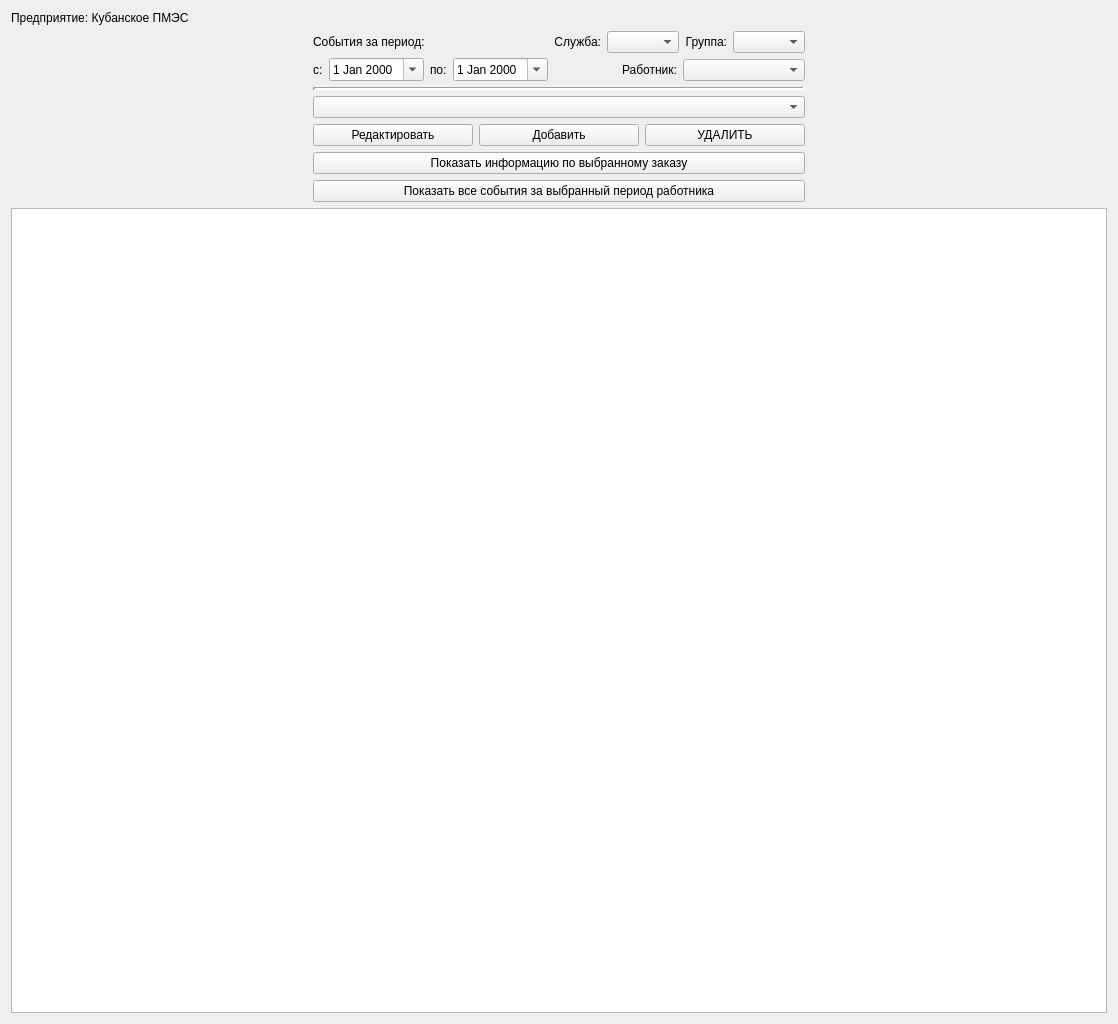
Old version of the form qt_assets/qt_forms/ui_work_events_report_widget.ui in the repository kiadreams/work_assistent.
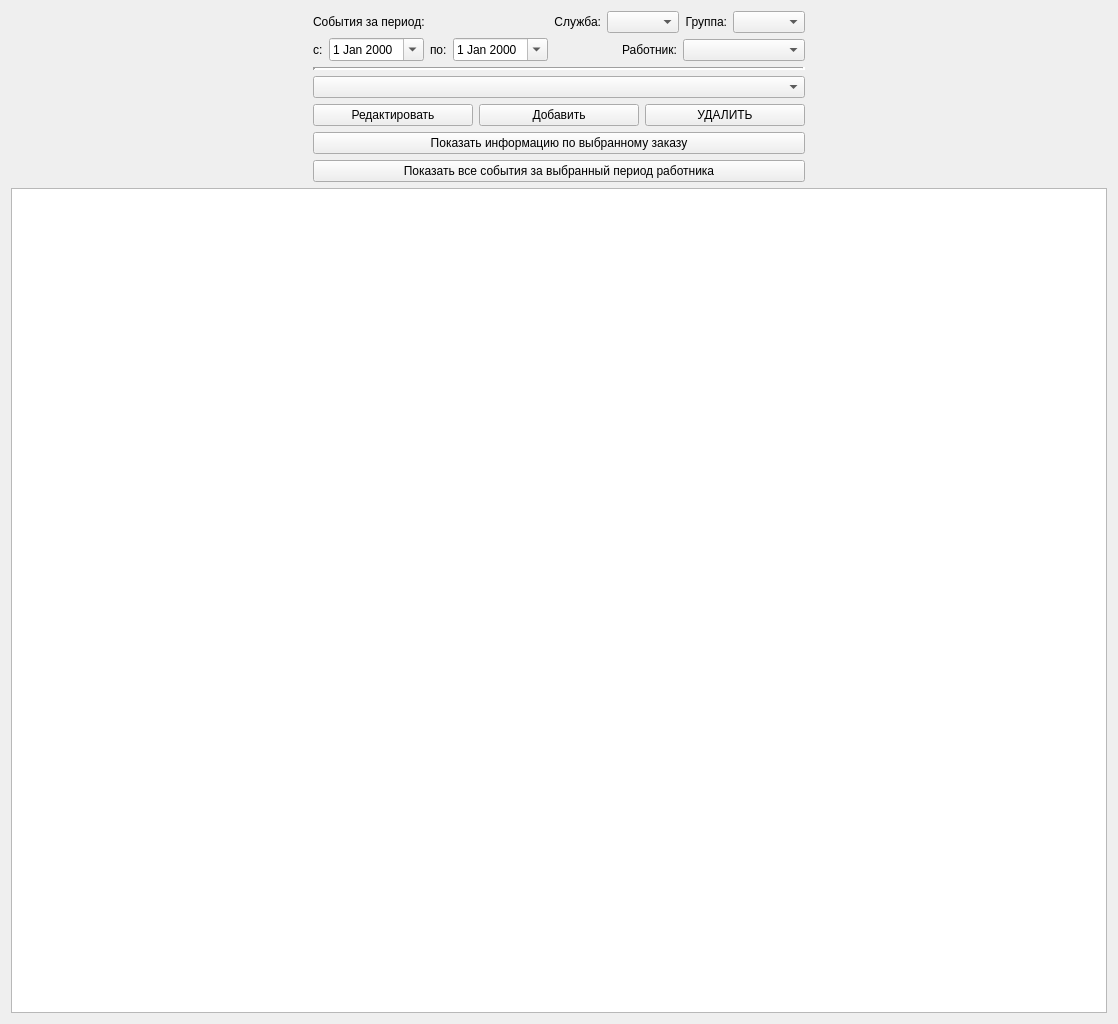
New version of the form.

What changed in the file:
```diff
--- a/qt_assets/qt_forms/ui_work_events_report_widget.ui
+++ b/qt_assets/qt_forms/ui_work_events_report_widget.ui
@@ -16,13 +16,6 @@
   <layout class="QVBoxLayout" name="verticalLayout_5">
    <item>
     <layout class="QVBoxLayout" name="verticalLayout_4">
-     <item>
-      <widget class="QLabel" name="label_company_name">
-       <property name="text">
-        <string>Предприятие: Кубанское ПМЭС</string>
-       </property>
-      </widget>
-     </item>
      <item>
       <layout class="QHBoxLayout" name="horizontalLayout_6">
        <item>
```
